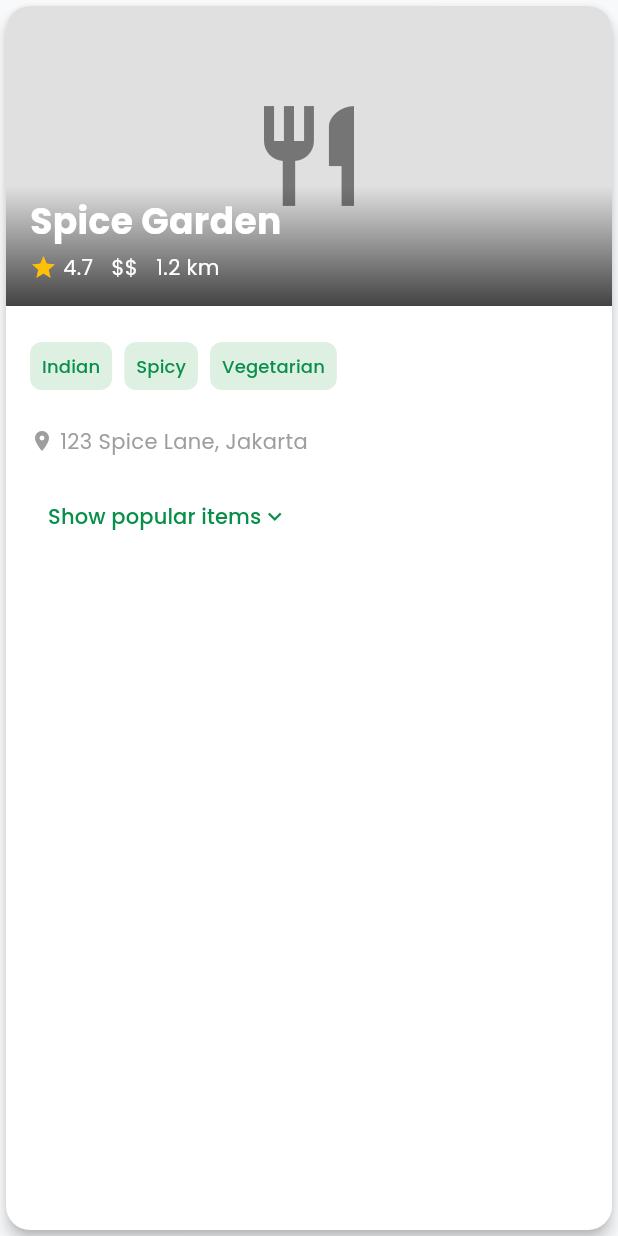
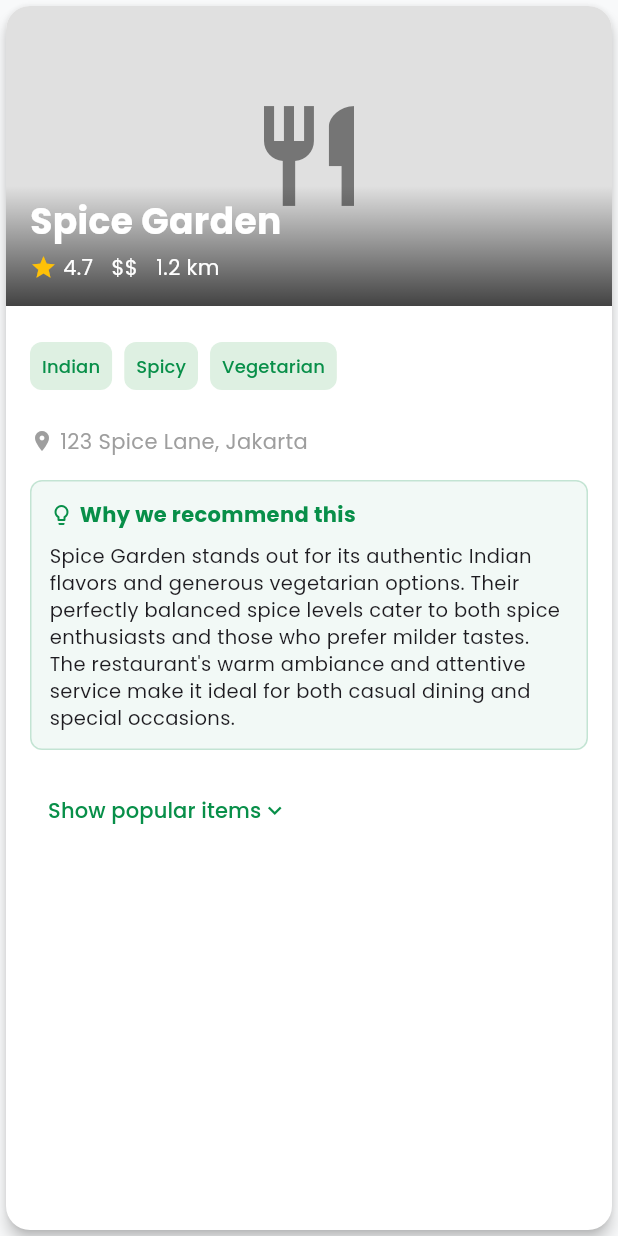
Before and after one commit to ridwanrais/gourmet-guide-ai, a Flutter app: the RestaurantCard widget shown alone on an empty page, opened directly with sample values from the repository, on a phone screen of 412 x 824 dp. Run offline on Flutter 3.47's test engine with Material 3 defaults, Android fonts, the phone set to English and light mode, and no system bars; our stand-ins replace cached_network_image, flutter_animate, geolocator, google_fonts, permission_handler, shared_preferences; accounts and stored records are empty.

Commit message:
create ai-generated description section for each picket restaurant

```diff
--- a/api-contract.json
+++ b/api-contract.json
@@ -555,6 +555,11 @@
             "example": 1.2,
             "description": "Distance in kilometers from the user's location"
           },
+          "aiDescription": {
+            "type": "string",
+            "example": "Spice Garden stands out for its authentic Indian flavors and generous vegetarian options. Their perfectly balanced spice levels cater to both spice enthusiasts and those who prefer milder tastes. The restaurant's warm ambiance and attentive service make it ideal for both casual dining and special occasions.",
+            "description": "AI-generated description explaining why this restaurant is a good choice based on user preferences"
+          },
           "popularItems": {
             "type": "array",
             "items": {
@@ -782,17 +787,22 @@
       "ErrorResponse": {
         "type": "object",
         "properties": {
-          "code": {
-            "type": "integer",
-            "example": 400
-          },
-          "message": {
-            "type": "string",
-            "example": "Invalid request parameters"
-          },
-          "details": {
-            "type": "string",
-            "example": "The location parameter is required"
+          "error": {
+            "type": "object",
+            "properties": {
+              "message": {
+                "type": "string",
+                "example": "The requested resource was not found."
+              },
+              "details": {
+                "type": "string",
+                "example": "User not found."
+              },
+              "code": {
+                "type": "string",
+                "example": "NF_01"
+              }
+            }
           }
         }
       }
--- a/lib/models/mock_data.dart
+++ b/lib/models/mock_data.dart
@@ -12,6 +12,7 @@ class MockDataProvider {
         cuisineTypes: ['Indian', 'Spicy', 'Vegetarian'],
         address: '123 Spice Lane, Jakarta',
         distance: 1.2,
+        aiDescription: 'Spice Garden stands out for its authentic Indian flavors and generous vegetarian options. Their perfectly balanced spice levels cater to both spice enthusiasts and those who prefer milder tastes. The restaurant\'s warm ambiance and attentive service make it ideal for both casual dining and special occasions.',
         popularItems: [
           FoodItem(
             id: '101',
@@ -40,6 +41,7 @@ class MockDataProvider {
         cuisineTypes: ['American', 'Fast Food', 'Burgers'],
         address: '456 Burger Street, Jakarta',
         distance: 0.8,
+        aiDescription: 'Burger Haven is perfect for those seeking a quick, satisfying meal without breaking the bank. Their burgers feature locally-sourced beef and freshly baked buns. Being just 0.8 km away makes it an excellent choice when you\'re hungry and don\'t want to travel far. Their efficient service ensures you\'ll be enjoying your meal in minutes.',
         popularItems: [
           FoodItem(
             id: '201',
@@ -68,6 +70,7 @@ class MockDataProvider {
         cuisineTypes: ['Japanese', 'Sushi', 'Seafood'],
         address: '789 Ocean Drive, Jakarta',
         distance: 2.5,
+        aiDescription: 'With the highest rating in the area (4.8), Sushi World offers an exceptional dining experience for sushi enthusiasts. Their fish is delivered fresh daily, and their skilled chefs have trained in Japan. The premium price point reflects the quality of ingredients and craftsmanship that goes into each dish. Perfect for special occasions or when you\'re craving authentic Japanese cuisine.',
         popularItems: [
           FoodItem(
             id: '301',
@@ -96,6 +99,7 @@ class MockDataProvider {
         cuisineTypes: ['Vegan', 'Healthy', 'Salads'],
         address: '321 Veggie Avenue, Jakarta',
         distance: 1.7,
+        aiDescription: 'Green Plate is the perfect choice for health-conscious diners. Their menu features locally-sourced organic ingredients transformed into creative, nutrient-dense dishes that don\'t sacrifice flavor. The moderate price point offers excellent value considering the quality of ingredients. Their commitment to sustainability extends to eco-friendly packaging and a low-waste kitchen.',
         popularItems: [
           FoodItem(
             id: '401',
@@ -124,6 +128,7 @@ class MockDataProvider {
         cuisineTypes: ['Chinese', 'Noodles', 'Soup'],
         address: '567 Noodle Lane, Jakarta',
         distance: 1.1,
+        aiDescription: 'Noodle House offers exceptional value with its budget-friendly prices and generous portions. Their hand-pulled noodles are made fresh daily, giving them that perfect chewy texture. At just 1.1 km away, it\'s conveniently located for a quick, satisfying meal. Their soup broths simmer for hours, developing deep, complex flavors that warm you from the inside out.',
         popularItems: [
           FoodItem(
             id: '501',
--- a/lib/models/restaurant.dart
+++ b/lib/models/restaurant.dart
@@ -8,6 +8,7 @@ class Restaurant {
   final String address;
   final double distance;
   final List<FoodItem> popularItems;
+  final String aiDescription;
 
   Restaurant({
     required this.id,
@@ -19,6 +20,7 @@ class Restaurant {
     required this.address,
     required this.distance,
     required this.popularItems,
+    this.aiDescription = '',
   });
 }
 
--- a/lib/widgets/restaurant_card.dart
+++ b/lib/widgets/restaurant_card.dart
@@ -161,6 +161,55 @@ class RestaurantCard extends StatelessWidget {
                   ],
                 ),
                 const SizedBox(height: 16),
+
+                // AI Description
+                if (restaurant.aiDescription.isNotEmpty) ...[
+                  Container(
+                    padding: const EdgeInsets.all(12),
+                    decoration: BoxDecoration(
+                      color: AppTheme.primaryColor.withOpacity(0.05),
+                      borderRadius: BorderRadius.circular(8),
+                      border: Border.all(
+                        color: AppTheme.primaryColor.withOpacity(0.2),
+                        width: 1,
+                      ),
+                    ),
+                    child: Column(
+                      crossAxisAlignment: CrossAxisAlignment.start,
+                      children: [
+                        Row(
+                          children: [
+                            Icon(
+                              Icons.lightbulb_outline,
+                              size: 16,
+                              color: AppTheme.primaryColor,
+                            ),
+                            const SizedBox(width: 4),
+                            Text(
+                              'Why we recommend this',
+                              style: TextStyle(
+                                fontWeight: FontWeight.bold,
+                                color: AppTheme.primaryColor,
+                                fontSize: 14,
+                              ),
+                            ),
+                          ],
+                        ),
+                        const SizedBox(height: 8),
+                        Text(
+                          restaurant.aiDescription,
+                          style: TextStyle(
+                            fontSize: 13,
+                            height: 1.4,
+                            color: Theme.of(context).textTheme.bodyMedium?.color,
+                          ),
+                        ),
+                      ],
+                    ),
+                  ),
+                  const SizedBox(height: 16),
+                ],
+
                 // Show more/less button
                 TextButton(
                   onPressed: onToggleDetails,
```
